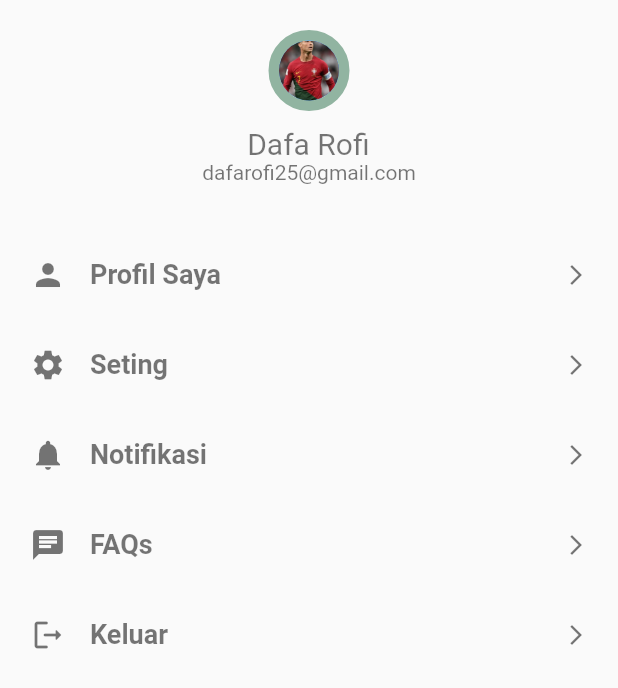
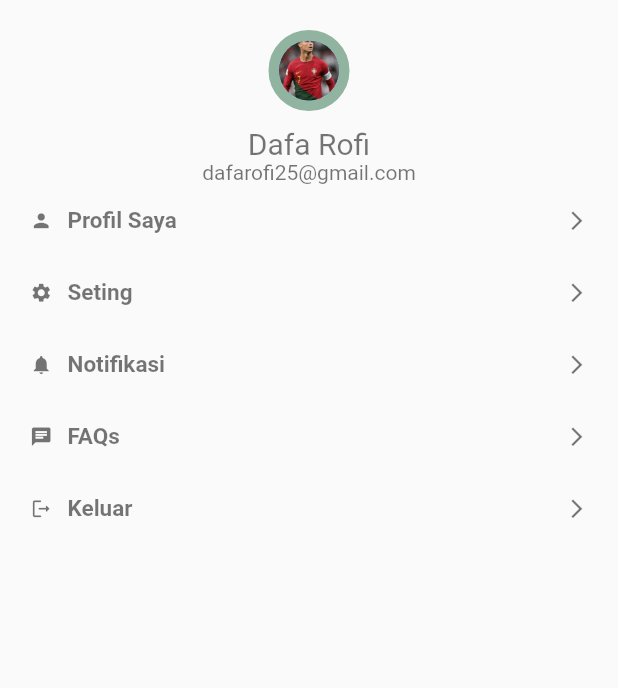
Before and after one commit to Dafa25/plant_app, a Flutter app: the ProfilPage screen opened directly, on a phone screen of 412 x 824 dp. Shown: the top 688 px of the screen. Run offline on Flutter 3.47's test engine with Material 2 defaults, Android fonts, the phone set to English and light mode, and no system bars; our stand-ins replace animated_bottom_navigation_bar, page_transition.

Commit message:
mengatur tampilan agar tidak overvlow

```diff
--- a/lib/ui/page/profile_page.dart
+++ b/lib/ui/page/profile_page.dart
@@ -38,41 +38,39 @@ class _ProfilPageState extends State<ProfilPage> {
             const SizedBox(
               height: 10,
             ),
-            SizedBox(
-              width: size.width * .2,
-              child: Row(
+            Expanded(
+              child: SizedBox(
+                child: Column(
                   children: [
                     Text(
                       "Dafa Rofi",
                       style: TextStyle(color: Guide.secondColor, fontSize: 20),
-                  ),
-                ],
-              ),
                     ),
                     Text(
                       "dafarofi25@gmail.com",
                       style: TextStyle(color: Guide.secondColor),
                     ),
                     const SizedBox(
-              height: 30,
-            ),
-            SizedBox(
-              height: size.height * .7,
-              width: size.width,
                       child: Column(
-                crossAxisAlignment: CrossAxisAlignment.center,
-                children: const [
-                  ProfileWidget(icon: Icons.person, title: "Profil Saya"),
+                        children: [
+                          ProfileWidget(
+                              icon: Icons.person, title: "Profil Saya"),
                           ProfileWidget(icon: Icons.settings, title: "Seting"),
-                  ProfileWidget(icon: Icons.notifications, title: "Notifikasi"),
+                          ProfileWidget(
+                              icon: Icons.notifications, title: "Notifikasi"),
                           ProfileWidget(icon: Icons.chat, title: "FAQs"),
-                  ProfileWidget(icon: Icons.logout_rounded, title: "Keluar"),
+                          ProfileWidget(
+                              icon: Icons.logout_rounded, title: "Keluar"),
                         ],
                       ),
                     )
                   ],
                 ),
               ),
+            ),
+          ],
+        ),
+      ),
     ));
   }
 }
--- a/lib/widget/profil_widget.dart
+++ b/lib/widget/profil_widget.dart
@@ -13,34 +13,36 @@ class ProfileWidget extends StatelessWidget {
   @override
   Widget build(BuildContext context) {
     return Container(
-      padding: const EdgeInsets.symmetric(vertical: 18),
+      padding: const EdgeInsets.symmetric(vertical: 15),
       child: Row(
         mainAxisAlignment: MainAxisAlignment.spaceBetween,
         children: [
-          Row(
+          Expanded(
+            child: Row(
               children: [
                 Icon(
                   icon,
                   color: Guide.secondColor,
-                size: 24,
+                  size: 15,
                 ),
                 const SizedBox(
-                width: 16,
+                  width: 10,
                 ),
                 Text(
                   title,
                   style: TextStyle(
                     color: Guide.secondColor,
-                  fontSize: 18,
+                    fontSize: 15,
                     fontWeight: FontWeight.w600,
                   ),
                 ),
               ],
             ),
+          ),
           Icon(
             Icons.arrow_forward_ios,
             color: Guide.secondColor,
-            size: 16,
+            size: 15,
           )
         ],
       ),
```
Also changed, not shown: lib/ui/page/chart_page.dart (+6 -4 lines), lib/ui/page/favorite_page.dart (+9 -5 lines), lib/ui/page/onboarding_page.dart (+22 -13 lines). Lines whose indentation alone changed are shown as unchanged.
